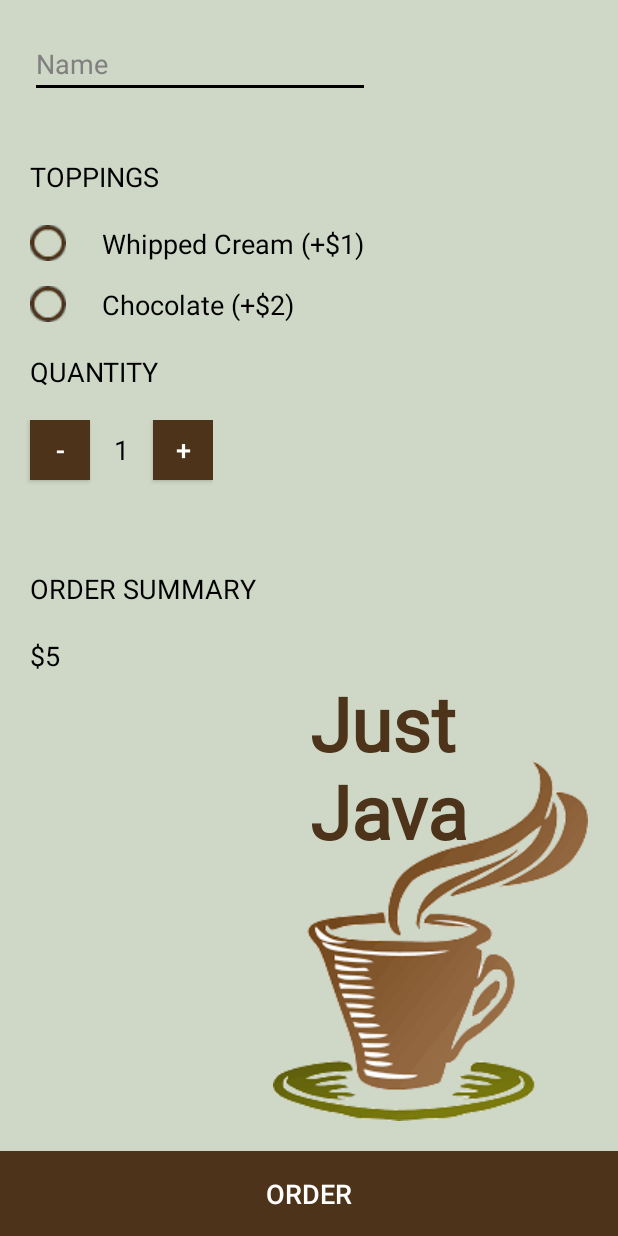
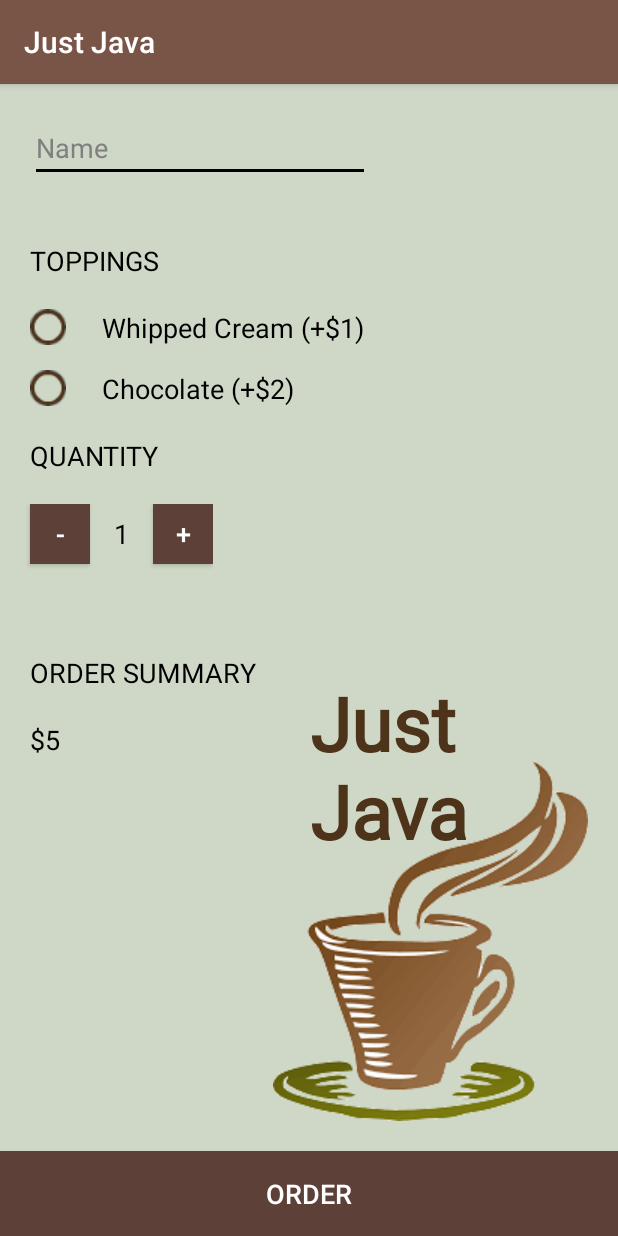
Before and after one commit to mswann11/JustJava, an Android app: the screen it shows after launch (MainActivity), on a phone screen of 412 x 824 dp. Run offline under Robolectric (Android 15) with nearby library versions, the phone set to English and light mode, and no system bars.

Commit message:
Change theme to Light with DarkActionBar

```diff
--- a/app/src/main/res/layout/activity_main.xml
+++ b/app/src/main/res/layout/activity_main.xml
@@ -107,7 +107,7 @@
                 android:layout_width="@dimen/button"
                 android:layout_height="@dimen/button"
                 android:layout_marginStart="@dimen/padding"
-                android:background="#4d3319"
+                android:background="#5D4037"
                 android:onClick="decrement"
                 android:text="@string/decrement"
                 android:textColor="#FFF"
@@ -127,7 +127,7 @@
                 android:layout_width="@dimen/button"
                 android:layout_height="@dimen/button"
                 android:layout_marginBottom="@dimen/padding"
-                android:background="#4d3319"
+                android:background="#5D4037"
                 android:onClick="increment"
                 android:text="@string/increment"
                 android:textColor="#FFF"
@@ -163,7 +163,7 @@
         android:layout_height="wrap_content"
         android:layout_alignParentBottom="true"
         android:layout_marginTop="@dimen/padding"
-        android:background="#4d3319"
+        android:background="#5D4037"
         android:onClick="submitOrder"
         android:padding="@dimen/paddingQ"
         android:text="@string/orderButton"
--- a/app/src/main/res/values/styles.xml
+++ b/app/src/main/res/values/styles.xml
@@ -1,11 +1,11 @@
 <resources>
 
     <!-- Base application theme. -->
-    <style name="AppTheme" parent="Theme.AppCompat.NoActionBar">
+    <style name="AppTheme" parent="Theme.AppCompat.Light.DarkActionBar">
         <!-- Customize your theme here. -->
-        <item name="colorPrimary">#3F51B5</item>
-        <item name="colorPrimaryDark">#4d3319</item>
-        <item name="colorAccent">#FF4081</item>
+        <item name="colorPrimary">#795548</item>
+        <item name="colorPrimaryDark">#5D4037</item>
+        <item name="colorAccent">#2E7D32</item>
     </style>
 
 </resources>
```
